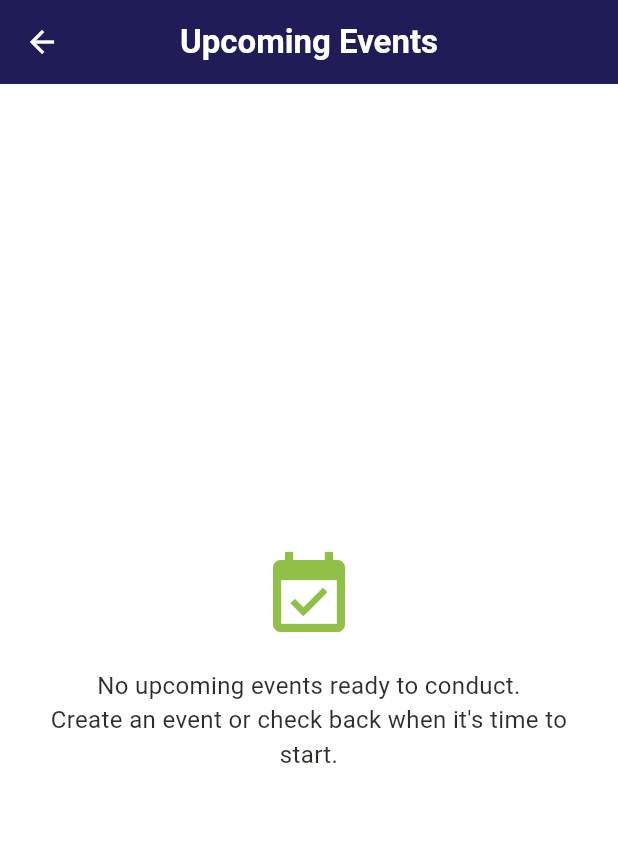
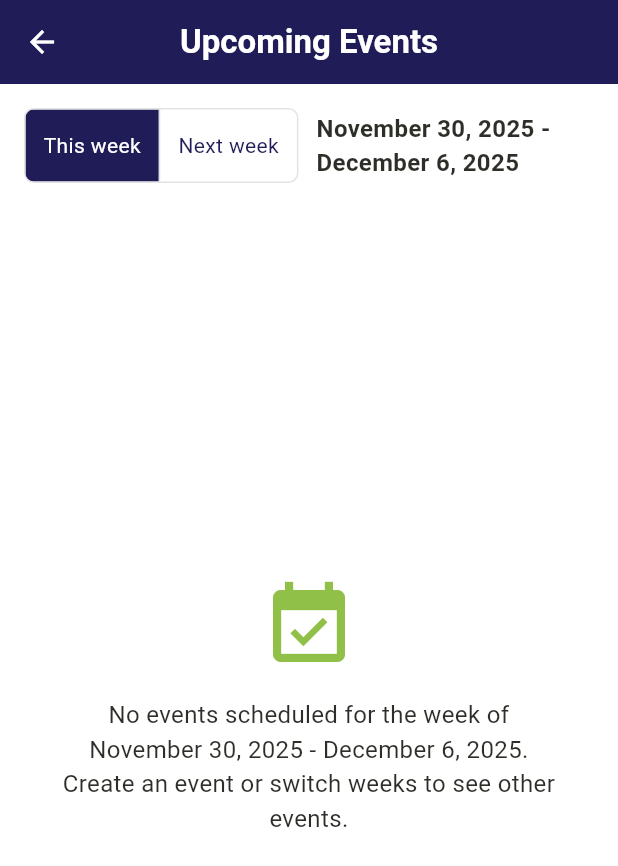
Before and after one commit to munashethedeveloper/kenwell_health_app, a Flutter app: the ConductEventScreen screen opened directly, on a phone screen of 412 x 824 dp. Shown: the top 866 px of the screen. Run offline on Flutter 3.47's test engine with Material 3 defaults, Android fonts, the phone set to English and light mode, and no system bars; our stand-ins replace cloud_firestore, drift, firebase_auth, flutter_spinbox, package_info_plus, shared_preferences and 2 more; accounts and stored records are empty; generated files the repository leaves out were written again.

Commit message:
VERSION 4.1

```diff
--- a/lib/ui/features/event/widgets/conduct_event_screen.dart
+++ b/lib/ui/features/event/widgets/conduct_event_screen.dart
@@ -18,39 +18,26 @@ class ConductEventScreen extends StatefulWidget {
 
 class _ConductEventScreenState extends State<ConductEventScreen> {
   String? _startingEventId;
+  int _selectedWeek = 0; // 0 = this week, 1 = next week
 
   @override
   Widget build(BuildContext context) {
     final eventVM = context.watch<EventViewModel>();
-    final upcoming = eventVM.getUpcomingEvents();
+    final allUpcoming = eventVM.getUpcomingEvents();
 
-    if (upcoming.isEmpty) {
-      return const Scaffold(
-        appBar: KenwellAppBar(
-          title: 'Upcoming Events',
-          backgroundColor: Color(0xFF201C58),
-          titleColor: Colors.white,
-          automaticallyImplyLeading: true,
-        ),
-        body: Center(
-          child: Padding(
-            padding: EdgeInsets.all(24),
-            child: Column(
-              mainAxisSize: MainAxisSize.min,
-              children: [
-                Icon(Icons.event_available, size: 64, color: Color(0xFF90C048)),
-                SizedBox(height: 16),
-                Text(
-                  'No upcoming events ready to conduct.\nCreate an event or check back when it\'s time to start.',
-                  textAlign: TextAlign.center,
-                  style: TextStyle(fontSize: 16),
-                ),
-              ],
-            ),
-          ),
-        ),
-      );
-    }
+    // Compute week ranges
+    final now = DateTime.now();
+    final weekStart = _startOfWeek(now); // Sunday 00:00:00 of this week
+    final nextWeekStart = weekStart.add(const Duration(days: 7));
+
+    final selectedStart = _selectedWeek == 0 ? weekStart : nextWeekStart;
+    final selectedEnd = _endOfWeek(selectedStart);
+
+    // Filter events for the selected week (inclusive)
+    final weeklyEvents = allUpcoming.where((e) {
+      final ev = e.date.toLocal();
+      return !(ev.isBefore(selectedStart) || ev.isAfter(selectedEnd));
+    }).toList();
 
     return Scaffold(
       appBar: const KenwellAppBar(
@@ -61,11 +48,79 @@ class _ConductEventScreenState extends State<ConductEventScreen> {
       ),
       body: Padding(
         padding: const EdgeInsets.all(16),
+        child: Column(
+          crossAxisAlignment: CrossAxisAlignment.start,
+          children: [
+            // Toggle Buttons for week selection
+            Row(
+              children: [
+                ToggleButtons(
+                  isSelected: [_selectedWeek == 0, _selectedWeek == 1],
+                  onPressed: (index) {
+                    if (mounted) {
+                      setState(() {
+                        _selectedWeek = index;
+                      });
+                    }
+                  },
+                  borderRadius: BorderRadius.circular(6),
+                  selectedColor: Colors.white,
+                  color: const Color(0xFF201C58),
+                  fillColor: const Color(0xFF201C58),
+                  children: const [
+                    Padding(
+                      padding:
+                          EdgeInsets.symmetric(horizontal: 12, vertical: 8),
+                      child: Text('This week'),
+                    ),
+                    Padding(
+                      padding:
+                          EdgeInsets.symmetric(horizontal: 12, vertical: 8),
+                      child: Text('Next week'),
+                    ),
+                  ],
+                ),
+                const SizedBox(width: 12),
+                Expanded(
+                  child: Text(
+                    '${DateFormat.yMMMMd().format(selectedStart)} - ${DateFormat.yMMMMd().format(selectedEnd)}',
+                    style: const TextStyle(
+                        fontSize: 16, fontWeight: FontWeight.w600),
+                  ),
+                ),
+              ],
+            ),
+            const SizedBox(height: 12),
+            // If no events for selected week, show friendly empty state
+            if (weeklyEvents.isEmpty)
+              Expanded(
+                child: Center(
+                  child: Padding(
+                    padding: const EdgeInsets.all(24),
+                    child: Column(
+                      mainAxisSize: MainAxisSize.min,
+                      children: [
+                        const Icon(Icons.event_available,
+                            size: 64, color: Color(0xFF90C048)),
+                        const SizedBox(height: 16),
+                        Text(
+                          'No events scheduled for the week of ${DateFormat.yMMMMd().format(selectedStart)} - ${DateFormat.yMMMMd().format(selectedEnd)}.\nCreate an event or switch weeks to see other events.',
+                          textAlign: TextAlign.center,
+                          style: const TextStyle(fontSize: 16),
+                        ),
+                      ],
+                    ),
+                  ),
+                ),
+              )
+            else
+              // List of events for the selected week
+              Expanded(
                 child: ListView.separated(
-          itemCount: upcoming.length,
+                  itemCount: weeklyEvents.length,
                   separatorBuilder: (_, __) => const SizedBox(height: 12),
                   itemBuilder: (context, index) {
-            final event = upcoming[index];
+                    final event = weeklyEvents[index];
                     final isStarting = _startingEventId == event.id;
 
                     return KenwellFormCard(
@@ -80,7 +135,8 @@ class _ConductEventScreenState extends State<ConductEventScreen> {
                                   'Date:  ${DateFormat.yMMMMd().format(event.date)}',
                                   style: TextStyle(
                                       fontWeight: FontWeight.w600,
-                              color: Colors.black.withValues(alpha: 0.9)),
+                                      color:
+                                          Colors.black.withValues(alpha: 0.9)),
                                   textAlign: TextAlign.left,
                                 ),
                               ),
@@ -89,7 +145,8 @@ class _ConductEventScreenState extends State<ConductEventScreen> {
                                   'Start Time:  ${event.startTime}',
                                   style: TextStyle(
                                       fontWeight: FontWeight.w600,
-                              color: Colors.black.withValues(alpha: 0.9)),
+                                      color:
+                                          Colors.black.withValues(alpha: 0.9)),
                                   textAlign: TextAlign.center,
                                 ),
                               ),
@@ -103,62 +160,11 @@ class _ConductEventScreenState extends State<ConductEventScreen> {
                               )),
                             ],
                           ),
-
-                  //PART ONE
-                  /* Row(
-                      spacing: 20,
-                      //runSpacing: 8,
-                      children: [
-                        Text(
-                          'Start Time:  ${event.startTime}',
-                          // DateFormat.yMMMMd().add_jm().format(
-                          //      event.startDateTime ?? event.date,
-                          //  ),
-                          style: const TextStyle(
-                            fontWeight: FontWeight.w600,
-                            color: Colors.black87,
-                          ),
-                        ),
                           const SizedBox(height: 4),
                           Text(
-                          'End Time:  ${event.endTime}',
-                          // DateFormat.yMMMMd().add_jm().format(
-                          //      event.startDateTime ?? event.date,
-                          //  ),
-                          style: const TextStyle(
-                            fontWeight: FontWeight.w600,
-                            color: Colors.black87,
-                          ),
-                        ),
-                        const SizedBox(height: 4),
-                      ]), */
-
-                  ////////////PART TWO
-                  /*  Text(
-                    'Start Time:  ${event.startTime}',
-                    // DateFormat.yMMMMd().add_jm().format(
-                    //      event.startDateTime ?? event.date,
-                    //  ),
-                    style: const TextStyle(
-                      fontWeight: FontWeight.w600,
-                      color: Colors.black87,
-                    ),
-                  ),
-                  const SizedBox(height: 4),
-                  Text(
-                    'End Time:  ${event.endTime}',
-                    // DateFormat.yMMMMd().add_jm().format(
-                    //      event.startDateTime ?? event.date,
-                    //  ),
-                    style: const TextStyle(
-                      fontWeight: FontWeight.w600,
-                      color: Colors.black87,
-                    ),
-                  ), */
-
-                  const SizedBox(height: 4),
-                  Text(
-                    event.venue.isNotEmpty ? event.venue : event.address,
+                            event.venue.isNotEmpty
+                                ? event.venue
+                                : event.address,
                             style: const TextStyle(color: Colors.black54),
                           ),
                           const SizedBox(height: 12),
@@ -166,15 +172,9 @@ class _ConductEventScreenState extends State<ConductEventScreen> {
                             spacing: 8,
                             runSpacing: 8,
                             children: [
-                      /*    _infoChip(
-                        Icons.access_time,
-                        event.startTime.isEmpty
-                            ? 'Pending time'
-                            : event.startTime,
-                      ), */
                               if (event.servicesRequested.isNotEmpty)
-                        _infoChip(
-                            Icons.medical_services, event.servicesRequested),
+                                _infoChip(Icons.medical_services,
+                                    event.servicesRequested),
                               if (event.expectedParticipation > 0)
                                 _infoChip(Icons.people,
                                     '${event.expectedParticipation} expected'),
@@ -186,7 +186,8 @@ class _ConductEventScreenState extends State<ConductEventScreen> {
                             children: [
                               Expanded(
                                 child: CustomPrimaryButton(
-                          label: event.status == WellnessEventStatus.inProgress
+                                  label: event.status ==
+                                          WellnessEventStatus.inProgress
                                       ? 'Resume Event'
                                       : 'Start Event',
                                   onPressed: isStarting
@@ -204,9 +205,11 @@ class _ConductEventScreenState extends State<ConductEventScreen> {
                                         WellnessEventStatus.inProgress) {
                                       _finishEvent(context, event);
                                     } else {
-                              ScaffoldMessenger.of(context).showSnackBar(
+                                      ScaffoldMessenger.of(context)
+                                          .showSnackBar(
                                         const SnackBar(
-                                    content: Text('Start the event first')),
+                                            content:
+                                                Text('Start the event first')),
                                       );
                                     }
                                   },
@@ -227,7 +230,25 @@ class _ConductEventScreenState extends State<ConductEventScreen> {
                   },
                 ),
               ),
+          ],
+        ),
+      ),
     );
+  }
+
+  DateTime _startOfWeek(DateTime date) {
+    // Week starts on Sunday. DateTime.weekday: Monday=1 ... Sunday=7
+    final int daysToSubtract =
+        date.weekday % 7; // Sunday -> 0, Monday -> 1, ...
+    final dt = DateTime(date.year, date.month, date.day)
+        .subtract(Duration(days: daysToSubtract));
+    return DateTime(dt.year, dt.month, dt.day); // midnight local
+  }
+
+  DateTime _endOfWeek(DateTime weekStart) {
+    final end = weekStart.add(const Duration(days: 6));
+    // make end inclusive up to the last millisecond of the day
+    return DateTime(end.year, end.month, end.day, 23, 59, 59, 999);
   }
 
   Future<void> _startEvent(BuildContext context, WellnessEvent event) async {
```
Lines whose indentation alone changed are shown as unchanged.
